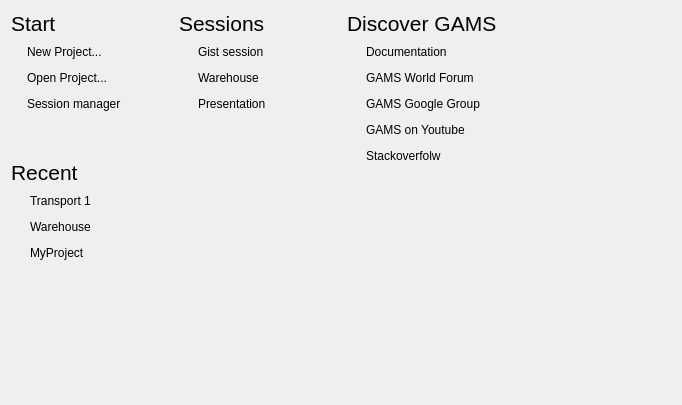
The window that src/welcomepage.ui (GAMS-dev/studio) describes before a commit, drawn with Qt 5.
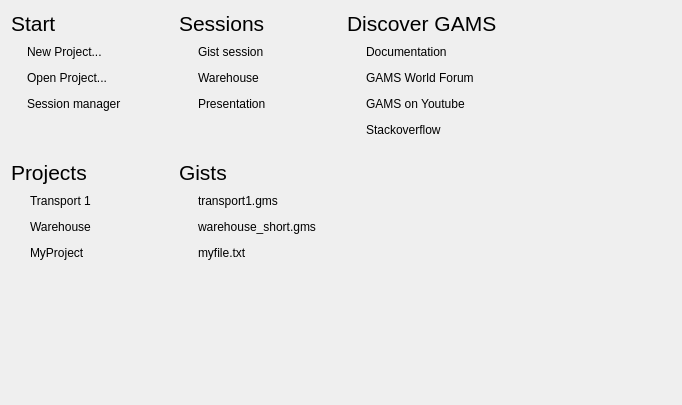
The same window after the commit.

```diff
--- a/src/welcomepage.ui
+++ b/src/welcomepage.ui
@@ -122,7 +122,7 @@
         </font>
        </property>
        <property name="text">
-        <string>Recent</string>
+        <string>Projects</string>
        </property>
       </widget>
      </item>
@@ -288,6 +288,98 @@
        <property name="orientation">
         <enum>Qt::Vertical</enum>
        </property>
+       <property name="sizeType">
+        <enum>QSizePolicy::Minimum</enum>
+       </property>
+       <property name="sizeHint" stdset="0">
+        <size>
+         <width>20</width>
+         <height>40</height>
+        </size>
+       </property>
+      </spacer>
+     </item>
+     <item>
+      <widget class="QLabel" name="label_19">
+       <property name="font">
+        <font>
+         <pointsize>16</pointsize>
+        </font>
+       </property>
+       <property name="text">
+        <string>Gists</string>
+       </property>
+      </widget>
+     </item>
+     <item>
+      <layout class="QFormLayout" name="formLayout_5">
+       <item row="0" column="0">
+        <spacer name="horizontalSpacer_9">
+         <property name="orientation">
+          <enum>Qt::Horizontal</enum>
+         </property>
+         <property name="sizeHint" stdset="0">
+          <size>
+           <width>13</width>
+           <height>20</height>
+          </size>
+         </property>
+        </spacer>
+       </item>
+       <item row="0" column="1">
+        <widget class="QLabel" name="label_13">
+         <property name="text">
+          <string>transport1.gms</string>
+         </property>
+        </widget>
+       </item>
+       <item row="1" column="0">
+        <spacer name="horizontalSpacer_16">
+         <property name="orientation">
+          <enum>Qt::Horizontal</enum>
+         </property>
+         <property name="sizeHint" stdset="0">
+          <size>
+           <width>13</width>
+           <height>20</height>
+          </size>
+         </property>
+        </spacer>
+       </item>
+       <item row="1" column="1">
+        <widget class="QLabel" name="label_20">
+         <property name="text">
+          <string>warehouse_short.gms</string>
+         </property>
+        </widget>
+       </item>
+       <item row="2" column="0">
+        <spacer name="horizontalSpacer_17">
+         <property name="orientation">
+          <enum>Qt::Horizontal</enum>
+         </property>
+         <property name="sizeHint" stdset="0">
+          <size>
+           <width>13</width>
+           <height>20</height>
+          </size>
+         </property>
+        </spacer>
+       </item>
+       <item row="2" column="1">
+        <widget class="QLabel" name="label_21">
+         <property name="text">
+          <string>myfile.txt</string>
+         </property>
+        </widget>
+       </item>
+      </layout>
+     </item>
+     <item>
+      <spacer name="verticalSpacer_5">
+       <property name="orientation">
+        <enum>Qt::Vertical</enum>
+       </property>
        <property name="sizeHint" stdset="0">
         <size>
          <width>20</width>
@@ -355,26 +447,6 @@
         </widget>
        </item>
        <item row="2" column="0">
-        <spacer name="horizontalSpacer_9">
-         <property name="orientation">
-          <enum>Qt::Horizontal</enum>
-         </property>
-         <property name="sizeHint" stdset="0">
-          <size>
-           <width>13</width>
-           <height>20</height>
-          </size>
-         </property>
-        </spacer>
-       </item>
-       <item row="2" column="1">
-        <widget class="QLabel" name="label_13">
-         <property name="text">
-          <string>GAMS Google Group</string>
-         </property>
-        </widget>
-       </item>
-       <item row="3" column="0">
         <spacer name="horizontalSpacer_11">
          <property name="orientation">
           <enum>Qt::Horizontal</enum>
@@ -387,14 +459,14 @@
          </property>
         </spacer>
        </item>
-       <item row="3" column="1">
+       <item row="2" column="1">
         <widget class="QLabel" name="label_14">
          <property name="text">
           <string>GAMS on Youtube</string>
          </property>
         </widget>
        </item>
-       <item row="4" column="0">
+       <item row="3" column="0">
         <spacer name="horizontalSpacer_10">
          <property name="orientation">
           <enum>Qt::Horizontal</enum>
@@ -407,10 +479,10 @@
          </property>
         </spacer>
        </item>
-       <item row="4" column="1">
+       <item row="3" column="1">
         <widget class="QLabel" name="label_12">
          <property name="text">
-          <string>Stackoverfolw</string>
+          <string>Stackoverflow</string>
          </property>
         </widget>
        </item>
```
